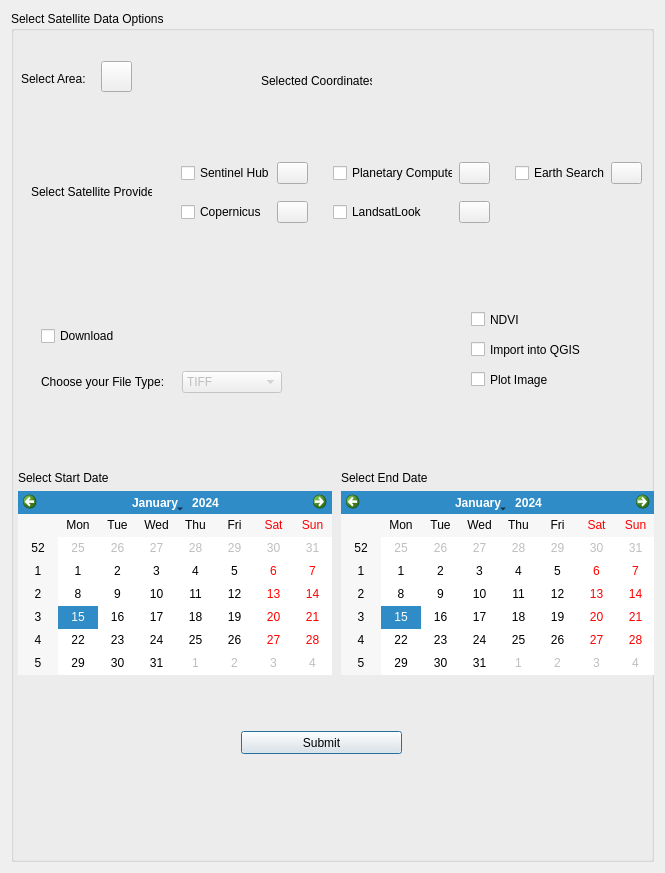
This is sathub_ai_dialog_base.ui in theokretz/SatHubAI as Qt 5 draws it before an edit. The edited form follows.
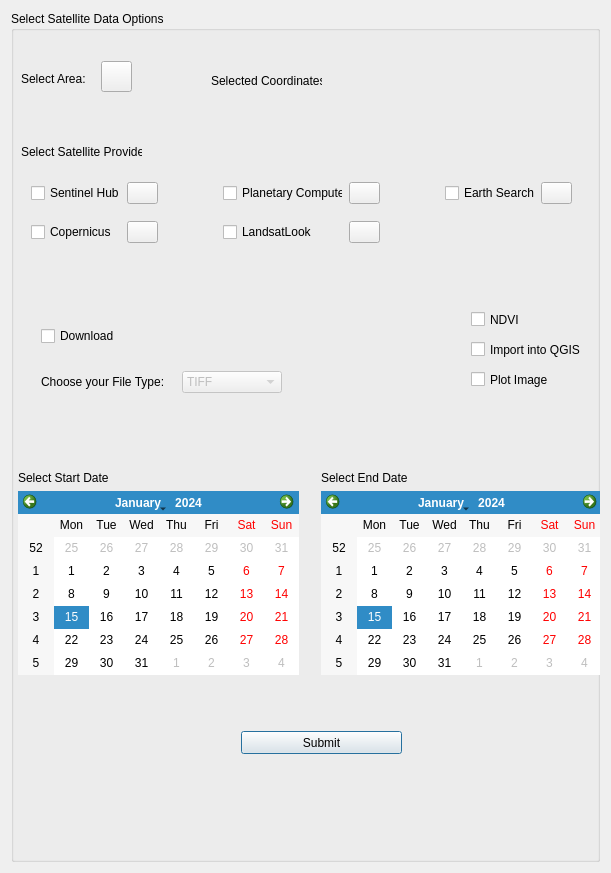
This is the edited form. Icons and pictures are not drawn. Custom widgets are drawn as their Qt base class.

What changed in the file:
```diff
--- a/sathub_ai_dialog_base.ui
+++ b/sathub_ai_dialog_base.ui
@@ -6,7 +6,7 @@
    <rect>
     <x>0</x>
     <y>0</y>
-    <width>665</width>
+    <width>611</width>
     <height>873</height>
    </rect>
   </property>
@@ -147,7 +147,7 @@
      <widget class="QLabel" name="label_5">
       <property name="geometry">
        <rect>
-        <x>250</x>
+        <x>200</x>
         <y>60</y>
         <width>111</width>
         <height>20</height>
@@ -160,8 +160,8 @@
      <widget class="QLabel" name="label_coordinates">
       <property name="geometry">
        <rect>
-        <x>360</x>
-        <y>60</y>
+        <x>310</x>
+        <y>50</y>
         <width>251</width>
         <height>31</height>
        </rect>
@@ -173,9 +173,9 @@
      <widget class="QWidget" name="verticalLayoutWidget">
       <property name="geometry">
        <rect>
-        <x>330</x>
+        <x>310</x>
         <y>460</y>
-        <width>314</width>
+        <width>281</width>
         <height>204</height>
        </rect>
       </property>
@@ -197,7 +197,7 @@
        <rect>
         <x>7</x>
         <y>460</y>
-        <width>314</width>
+        <width>281</width>
         <height>204</height>
        </rect>
       </property>
@@ -304,9 +304,9 @@
      <widget class="QWidget" name="gridLayoutWidget">
       <property name="geometry">
        <rect>
-        <x>170</x>
-        <y>140</y>
-        <width>461</width>
+        <x>20</x>
+        <y>160</y>
+        <width>541</width>
         <height>83</height>
        </rect>
       </property>
@@ -492,8 +492,8 @@
      <widget class="QLabel" name="label_6">
       <property name="geometry">
        <rect>
-        <x>20</x>
-        <y>170</y>
+        <x>10</x>
+        <y>130</y>
         <width>121</width>
         <height>21</height>
        </rect>
```
Left out of the diff: 12 changed lines with no effect on the pictures.
